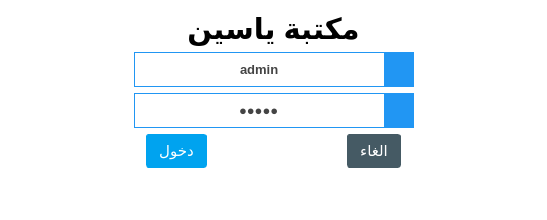
Before: the Qt Designer form login.ui in ashraf-kx/maktaba-assistant, drawn with Qt 5.
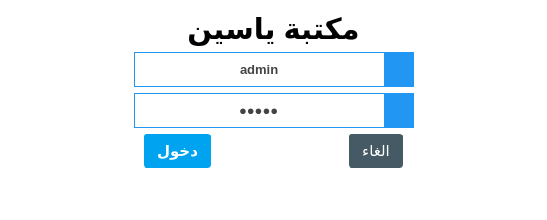
After: the same form once the commit is applied. Icons and pictures are not drawn.

Patch:
```diff
--- a/login.ui
+++ b/login.ui
@@ -349,6 +349,9 @@
         <font>
          <family>Ubuntu</family>
          <pointsize>-1</pointsize>
+         <weight>75</weight>
+         <bold>true</bold>
+         <kerning>false</kerning>
         </font>
        </property>
        <property name="styleSheet">
@@ -399,6 +402,9 @@
        <property name="shortcut">
         <string>Return</string>
        </property>
+       <property name="flat">
+        <bool>false</bool>
+       </property>
       </widget>
      </item>
      <item>
```
Left out of the diff: 13 changed lines with no effect on the pictures.
